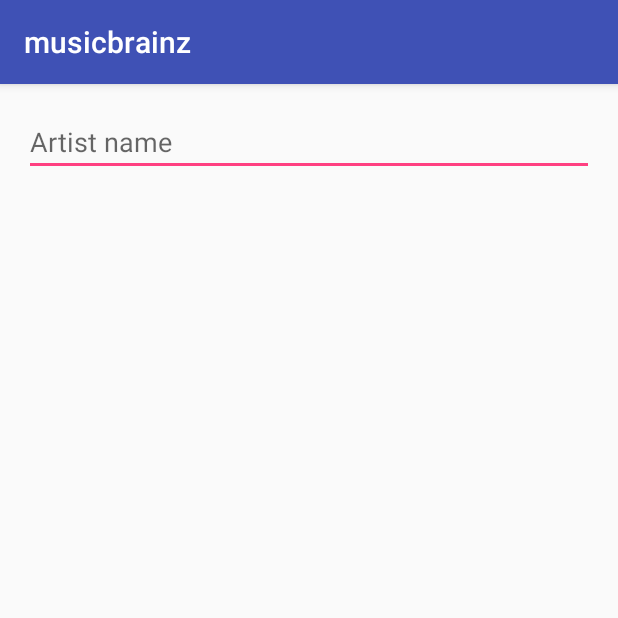
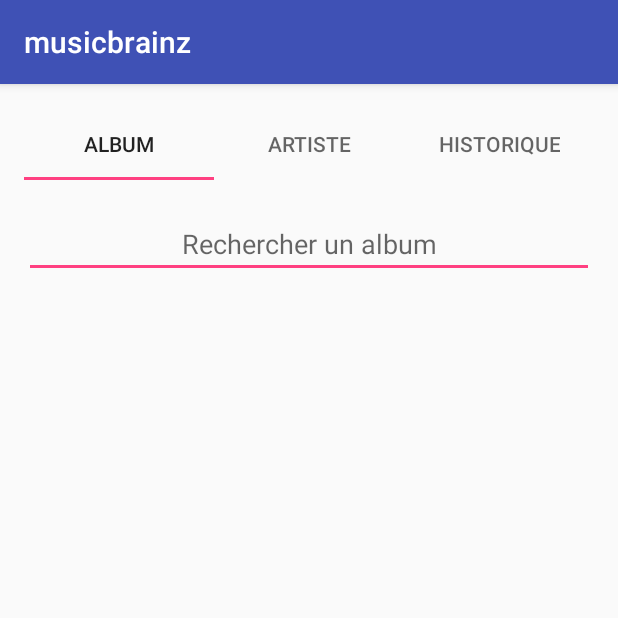
Before and after one commit to sbstp/ift2905-musicbrainz, an Android app: the screen it shows after launch (MainActivity), on a phone screen of 412 x 824 dp, the top half of it. Run offline under Robolectric (Android 15) with nearby library versions, the phone set to English and light mode, and no system bars.

Commit message:
main activity ui

```diff
--- a/app/build.gradle
+++ b/app/build.gradle
@@ -27,4 +27,5 @@ dependencies {
     compile 'com.squareup.okhttp3:okhttp:3.2.0'
     compile 'com.squareup.picasso:picasso:2.5.2'
     compile 'org.jsoup:jsoup:1.8.3'
+    compile 'com.android.support:design:24.0.0-alpha1'
 }
--- a/app/src/main/java/org/ift2905/musicbrainz/MainActivity.java
+++ b/app/src/main/java/org/ift2905/musicbrainz/MainActivity.java
@@ -1,148 +1,103 @@
 package org.ift2905.musicbrainz;
 
-import android.os.AsyncTask;
+import android.os.Bundle;
+import android.support.annotation.Nullable;
+import android.support.design.widget.TabLayout;
+import android.support.v4.app.Fragment;
+import android.support.v4.app.FragmentManager;
+import android.support.v4.app.FragmentPagerAdapter;
+import android.support.v4.view.ViewPager;
 import android.support.v7.app.AppCompatActivity;
-import android.os.Bundle;
-import android.util.Log;
-import android.view.KeyEvent;
 import android.view.LayoutInflater;
 import android.view.View;
 import android.view.ViewGroup;
-import android.view.inputmethod.EditorInfo;
-import android.widget.BaseAdapter;
-import android.widget.ListView;
-import android.widget.TextView;
+import android.widget.EditText;
 
-import org.ift2905.musicbrainz.service.musicbrainz.Artist;
-import org.ift2905.musicbrainz.service.musicbrainz.MusicBrainzServiceTimeout;
-import org.ift2905.musicbrainz.service.musicbrainz.ReleaseGroup;
-import org.ift2905.musicbrainz.service.musicbrainz.MusicBrainzService;
-import org.ift2905.musicbrainz.service.musicmap.MusicMapService;
-import org.ift2905.musicbrainz.service.musicmap.MusicMapServiceError;
-
-import java.io.IOException;
-import java.util.Collections;
-import java.util.Comparator;
-import java.util.List;
-
-import okhttp3.HttpUrl;
 
 public class MainActivity extends AppCompatActivity {
 
-    private ListView listView;
-    private LayoutInflater inflater;
+    private TabLayout tabLayout;
+    private ViewPager viewPager;
+    private PagerAdapter pagerAdapter;
 
     @Override
     protected void onCreate(Bundle savedInstanceState) {
         super.onCreate(savedInstanceState);
         setContentView(R.layout.activity_main);
 
-        new AsyncTask<Void, Void, Void>() {
-            @Override
-            protected Void doInBackground(Void... params) {
-                MusicMapService serv = new MusicMapService();
-                List<String> artists;
-                try {
-                    artists = serv.getSimilarArtists("bob dylan");
-                    for (String artist : artists) {
-                        Log.i("artist", artist);
-                    }
-                } catch (IOException | MusicMapServiceError e) {
-                    e.printStackTrace();
-                }
-
-                return null;
-            }
-        }.execute();
-
-        listView = (ListView) findViewById(R.id.listView);
-        inflater = (LayoutInflater) getSystemService(LAYOUT_INFLATER_SERVICE);
-
-        TextView tv = (TextView) findViewById(R.id.editText);
-        tv.setOnEditorActionListener(new TextView.OnEditorActionListener() {
-            @Override
-            public boolean onEditorAction(TextView v, int actionId, KeyEvent event) {
-                if (actionId == EditorInfo.IME_NULL && event.getKeyCode() == KeyEvent.KEYCODE_ENTER) {
-                    new ApiTask().execute(v.getText().toString());
-                    return true;
-                }
-                return false;
-            }
-        });
+        tabLayout = (TabLayout) findViewById(R.id.tabLayout);
+        viewPager = (ViewPager) findViewById(R.id.viewPager);
+        pagerAdapter = new PagerAdapter(getSupportFragmentManager());
+        viewPager.setAdapter(pagerAdapter);
+        tabLayout.setupWithViewPager(viewPager);
     }
 
-    private class ApiTask extends AsyncTask<String, Void, List<ReleaseGroup>> {
+    private class PagerAdapter extends FragmentPagerAdapter {
 
-        @Override
-        protected List<ReleaseGroup> doInBackground(String ... params) {
-            MusicBrainzService serv = new MusicBrainzService();
+        private int[] titleResourceIds;
+        private Fragment[] fragments;
 
-            try {
-                List<Artist> artists = serv.searchArtist(params[0]);
-                List<ReleaseGroup> entries = serv.getReleaseGroups(artists.get(0).id);
-                //List<Release> releases = serv.getReleases(entries.get(0).id);
-                return entries;
-            } catch (IOException e) {
-                e.printStackTrace();
-            } catch (MusicBrainzServiceTimeout e) {
-                Log.i("MusicBrainzService", "Request timed out");
-                e.printStackTrace();
-            }
+        public PagerAdapter(FragmentManager fm) {
+            super(fm);
 
-            return null;
+            titleResourceIds = new int[] {
+                    R.string.main_tab_album_title,
+                    R.string.main_tab_artist_title,
+                    R.string.main_tab_history_title};
+            fragments = new Fragment[]{
+                    new AlbumFragment(),
+                    new ArtistFragment(),
+                    new HistoryFragment()};
         }
 
         @Override
-        protected void onPostExecute(List<ReleaseGroup> releaseGroups) {
-            super.onPostExecute(releaseGroups);
-            listView.setAdapter(new ReleaseGroupAdapter(releaseGroups));
-        }
-    }
-
-    private class ReleaseGroupAdapter extends BaseAdapter {
-
-        private List<ReleaseGroup> releaseGroups;
-
-        public ReleaseGroupAdapter(List<ReleaseGroup> releaseGroups) {
-            this.releaseGroups = releaseGroups;
-            Collections.sort(this.releaseGroups, new Comparator<ReleaseGroup>() {
-                @Override
-                public int compare(ReleaseGroup lhs, ReleaseGroup rhs) {
-                    if (lhs.releaseDate == null || rhs.releaseDate == null) {
-                        return 0;
-                    }
-                    return lhs.releaseDate.compareTo(rhs.releaseDate);
-                }
-            });
+        public Fragment getItem(int position) {
+            return fragments[position];
         }
 
         @Override
         public int getCount() {
-            return this.releaseGroups.size();
+            return titleResourceIds.length;
         }
 
+
         @Override
-        public Object getItem(int position) {
-            return this.releaseGroups.get(position);
+        public CharSequence getPageTitle(int position) {
+            return getResources().getString(titleResourceIds[position]);
         }
 
+    }
+
+    public static class AlbumFragment extends Fragment {
+
+        @Nullable
         @Override
-        public long getItemId(int position) {
-            return position;
-        }
-
-        @Override
-        public View getView(int position, View convertView, ViewGroup parent) {
-            if (convertView == null) {
-                convertView = inflater.inflate(android.R.layout.simple_list_item_2, parent, false);
-            }
-            TextView tv1 = (TextView) convertView.findViewById(android.R.id.text1);
-            TextView tv2 = (TextView) convertView.findViewById(android.R.id.text2);
-
-            tv1.setText(this.releaseGroups.get(position).title);
-            tv2.setText(this.releaseGroups.get(position).primaryType);
-
-            return convertView;
+        public View onCreateView(LayoutInflater inflater, @Nullable ViewGroup container, @Nullable Bundle savedInstanceState) {
+            View v = inflater.inflate(R.layout.main_tab_album, container, false);
+            EditText ed = (EditText) v.findViewById(R.id.searchBox);
+            return v;
         }
     }
+
+    public static class ArtistFragment extends Fragment {
+
+        @Nullable
+        @Override
+        public View onCreateView(LayoutInflater inflater, @Nullable ViewGroup container, @Nullable Bundle savedInstanceState) {
+            View v = inflater.inflate(R.layout.main_tab_artist, container, false);
+            EditText ed = (EditText) v.findViewById(R.id.searchBox);
+            return v;
+
+        }
+    }
+
+    public static class HistoryFragment extends Fragment {
+
+        @Nullable
+        @Override
+        public View onCreateView(LayoutInflater inflater, @Nullable ViewGroup container, @Nullable Bundle savedInstanceState) {
+            return super.onCreateView(inflater, container, savedInstanceState);
+        }
+    }
+
 }
--- a/app/src/main/res/layout/activity_main.xml
+++ b/app/src/main/res/layout/activity_main.xml
@@ -9,26 +9,18 @@
     android:paddingTop="@dimen/activity_vertical_margin"
     tools:context="org.ift2905.musicbrainz.MainActivity">
 
-    <EditText
-        android:layout_width="wrap_content"
+    <android.support.design.widget.TabLayout
+        android:layout_width="fill_parent"
         android:layout_height="wrap_content"
-        android:id="@+id/editText"
+        android:id="@+id/tabLayout"
         android:layout_alignParentTop="true"
-        android:layout_alignParentLeft="true"
-        android:layout_alignParentStart="true"
-        android:layout_alignParentRight="true"
-        android:layout_alignParentEnd="true"
-        android:autoText="false"
-        android:hint="Artist name"
-        android:maxLines="1"
-        android:ellipsize="end"
-        android:inputType="textNoSuggestions" />
+        android:layout_centerHorizontal="true" />
 
-    <ListView
-        android:layout_width="wrap_content"
-        android:layout_height="wrap_content"
-        android:id="@+id/listView"
-        android:layout_alignParentLeft="true"
-        android:layout_alignParentStart="true"
-        android:layout_below="@+id/editText" />
+    <android.support.v4.view.ViewPager
+        android:layout_width="fill_parent"
+        android:layout_height="fill_parent"
+        android:id="@+id/viewPager"
+        android:layout_below="@+id/tabLayout"
+        android:layout_centerHorizontal="true" />
+
 </RelativeLayout>
--- /dev/null
+++ b/app/src/main/res/layout/main_tab_album.xml
@@ -0,0 +1,16 @@
+<?xml version="1.0" encoding="utf-8"?>
+<LinearLayout xmlns:android="http://schemas.android.com/apk/res/android"
+    android:orientation="horizontal" android:layout_width="match_parent"
+    android:layout_height="match_parent"
+    android:weightSum="1">
+
+    <EditText
+        android:layout_width="fill_parent"
+        android:layout_height="wrap_content"
+        android:id="@+id/searchBox"
+        android:hint="@string/main_tab_album_hint"
+        android:layout_marginTop="20dp"
+        android:layout_weight="0.90"
+        android:textAlignment="center" />
+
+</LinearLayout>
--- a/app/src/main/res/values/strings.xml
+++ b/app/src/main/res/values/strings.xml
@@ -1,3 +1,11 @@
 <resources>
     <string name="app_name">musicbrainz</string>
+
+    <string name="main_tab_album_title">Album</string>
+    <string name="main_tab_album_hint">Rechercher un album</string>
+
+    <string name="main_tab_artist_title">Artiste</string>
+    <string name="main_tab_artist_hint">Rechercher un artiste</string>
+
+    <string name="main_tab_history_title">Historique</string>
 </resources>
```
Also changed, not shown: app/src/main/res/layout/main_tab_artist.xml (added, +16 -0 lines).
